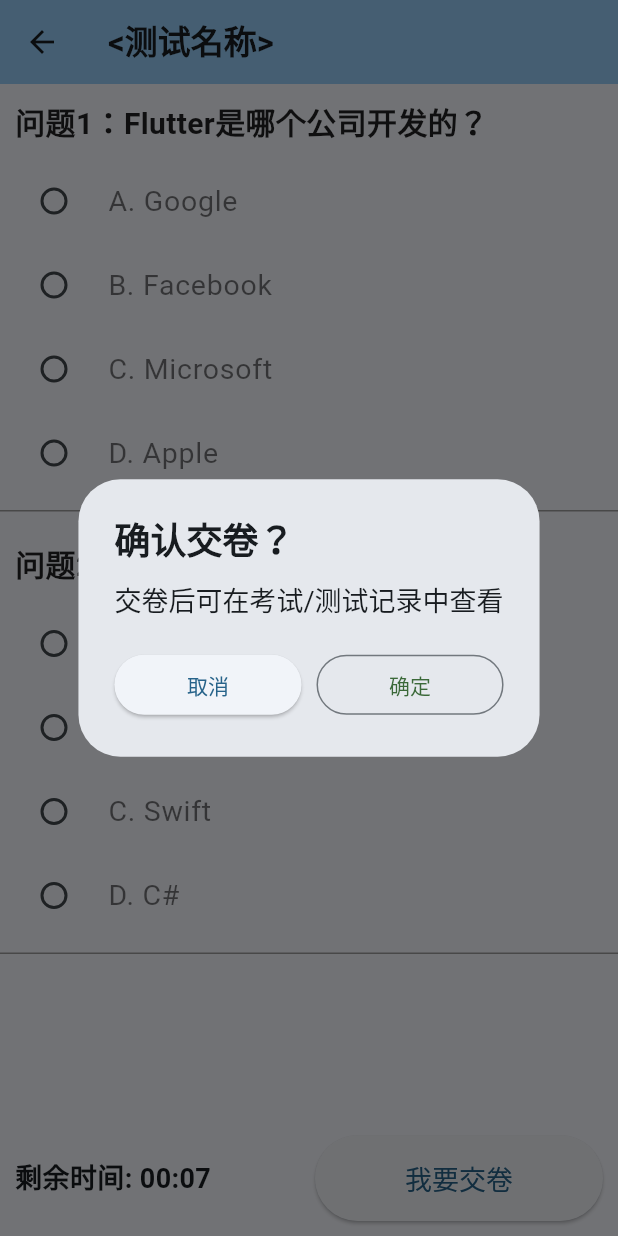
After one commit to HHepan/exam-community, a Flutter app: the Examing screen opened directly, after a tap on "我要交卷", on a phone screen of 412 x 824 dp. The commit adds this screen. Run offline on Flutter 3.47's test engine with Material 3 defaults, Android fonts, the light colour scheme and no system bars; our stand-ins replace dio.

Commit message:
随机测试模块所有界面

```diff
--- a/lib/exam/exam.dart
+++ b/lib/exam/exam.dart
@@ -1,3 +1,4 @@
+import 'package:exam_community/exam/random-questions/random-questions.dart';
 import 'package:flutter/material.dart';
 
 class Exam extends StatelessWidget {
@@ -30,9 +31,12 @@ class Exam extends StatelessWidget {
                 width: 400, // 设置按钮的最小宽度
                 child: FloatingActionButton.extended(
                     onPressed: () => {
-
+                      Navigator.push(
+                        context,
+                        MaterialPageRoute(builder: (context) => RandomQuestions()),
+                      ),
                     },
-                    label: Text('随机刷题', style: TextStyle(fontSize: 20))
+                    label: Text('随机测试', style: TextStyle(fontSize: 20))
                 )
             ),
             SizedBox(height: 20),
@@ -42,7 +46,7 @@ class Exam extends StatelessWidget {
                     onPressed: () => {
 
                     },
-                    label: Text('考试/刷题记录', style: TextStyle(fontSize: 20))
+                    label: Text('考试/测试记录', style: TextStyle(fontSize: 20))
                 )
             )
           ],
--- /dev/null
+++ b/lib/exam/random-questions/examing.dart
@@ -0,0 +1,186 @@
+import 'package:flutter/material.dart';
+import 'dart:async';
+
+import '../exam.dart'; // 导入 Timer 类库
+
+class Examing extends StatefulWidget {
+  @override
+  _ExamingState createState() => _ExamingState();
+}
+
+class _ExamingState extends State<Examing> {
+  // 假设题目数据
+  List<Map<String, dynamic>> questions = [
+    {
+      'question': '问题1：Flutter是哪个公司开发的？',
+      'options': ['A. Google', 'B. Facebook', 'C. Microsoft', 'D. Apple'],
+      'selectedOption': '',
+    },
+    {
+      'question': '问题2：Flutter的语言是什么？',
+      'options': ['A. Dart', 'B. Java', 'C. Swift', 'D. C#'],
+      'selectedOption': '',
+    },
+    // 添加更多题目...
+  ];
+
+  int _remainingTimeInSeconds = 10; // 设置初始剩余时间为1800秒（30分钟）
+  late Timer _timer; // 声明 Timer 变量
+
+  @override
+  void initState() {
+    super.initState();
+    startCountdownTimer(); // 启动倒计时
+  }
+
+  void startCountdownTimer() {
+    _timer = Timer.periodic(Duration(seconds: 1), (timer) {
+      setState(() {
+        if (_remainingTimeInSeconds > 0) {
+          _remainingTimeInSeconds--;
+        } else {
+          timer.cancel(); // 停止计时器
+          // 处理时间到的逻辑
+        }
+      });
+    });
+  }
+
+  void _submitDialog() {
+    showDialog(
+      context: context,
+      builder: (context) {
+        return AlertDialog(
+          title: Column(
+          mainAxisAlignment: MainAxisAlignment.center,
+          crossAxisAlignment: CrossAxisAlignment.start,
+          children: [
+            Column(
+              crossAxisAlignment: CrossAxisAlignment.start,
+              children: [
+                Text('确认交卷？', style: TextStyle(fontWeight: FontWeight.bold)),
+                SizedBox(height: 12),
+                Text('交卷后可在考试/测试记录中查看', style: TextStyle(fontSize: 18)),
+              ],
+            ),
+          ],
+        ),
+          actions: [
+            Row(
+              children: [
+                Expanded(
+                  child: ElevatedButton(
+                    onPressed: () {
+                      Navigator.of(context).pop(); // 关闭确认退出对话框
+                    },
+                    child: Text('取消'),
+                  ),
+                ),
+                SizedBox(width: 10),
+                Expanded(
+                  child: OutlinedButton(
+                    onPressed: () {
+                      Navigator.of(context).pop();  // 关闭确认退出对话框
+                      Navigator.pop(context);
+                      Navigator.pop(context);
+                    },
+                    child: Text(
+                      '确定',
+                      style: TextStyle(
+                        color: ColorScheme.fromSeed(seedColor: Colors.green).primary,
+                      ),
+                    ),
+                  ),
+                ),
+              ],
+            ),
+          ],
+        );
+      },
+    );
+  }
+
+  @override
+  void dispose() {
+    _timer.cancel(); // 销毁计时器
+    super.dispose();
+  }
+
+  @override
+  Widget build(BuildContext context) {
+    int minutes = (_remainingTimeInSeconds ~/ 60); // 计算剩余分钟数
+    int seconds = _remainingTimeInSeconds % 60; // 计算剩余秒数
+
+    return Scaffold(
+      appBar: AppBar(
+        title: Text(
+          '<测试名称>',
+          style: TextStyle(fontWeight: FontWeight.bold),
+        ),
+        backgroundColor: Theme.of(context).colorScheme.inversePrimary,
+      ),
+      body: Column(
+        children: [
+          Expanded(
+            child: ListView.builder(
+              itemCount: questions.length,
+              itemBuilder: (BuildContext context, int index) {
+                return Column(
+                  crossAxisAlignment: CrossAxisAlignment.start,
+                  children: [
+                    Padding(
+                      padding: const EdgeInsets.all(10.0),
+                      child: Text(
+                        questions[index]['question'],
+                        style: TextStyle(fontSize: 20.0, fontWeight: FontWeight.bold, color: Colors.black87),
+                      ),
+                    ),
+                    ...List<Widget>.generate(questions[index]['options'].length, (int i) {
+                      return RadioListTile(
+                        title: Text(
+                          questions[index]['options'][i],
+                          style: TextStyle(fontSize: 19.0, color: Colors.black54),
+                        ),
+                        value: questions[index]['options'][i],
+                        groupValue: questions[index]['selectedOption'],
+                        onChanged: (value) {
+                          setState(() {
+                            questions[index]['selectedOption'] = value.toString();
+                          });
+                        },
+                        activeColor: Colors.blue, // 选中项的颜色
+                      );
+                    }),
+                    SizedBox(height: 10.0), // 添加间距
+                    Divider(height: 1.0, color: Colors.grey), // 添加分割线
+                    SizedBox(height: 10.0), // 添加间距
+                  ],
+                );
+              },
+            ),
+          ),
+          Padding(
+            padding: const EdgeInsets.all(10.0),
+            child: Row(
+              mainAxisAlignment: MainAxisAlignment.spaceBetween,
+              children: [
+                Text(
+                  '剩余时间: ${minutes.toString().padLeft(2, '0')}:${seconds.toString().padLeft(2, '0')}', // 显示剩余时间
+                  style: TextStyle(fontSize: 18, fontWeight: FontWeight.bold),
+                ),
+                ElevatedButton(
+                  onPressed: _submitDialog,
+                  child: Text('我要交卷'),
+                  style: ElevatedButton.styleFrom(
+                    padding: EdgeInsets.symmetric(horizontal: 60, vertical: 15), // 按钮内边距
+                    textStyle: TextStyle(fontSize: 18), // 按钮文字样式
+                  ),
+                ),
+              ],
+            ),
+          ),
+        ],
+      ),
+    );
+  }
+}
```
Also changed, not shown: lib/exam/random-questions/random-questions.dart (added, +120 -0 lines).
